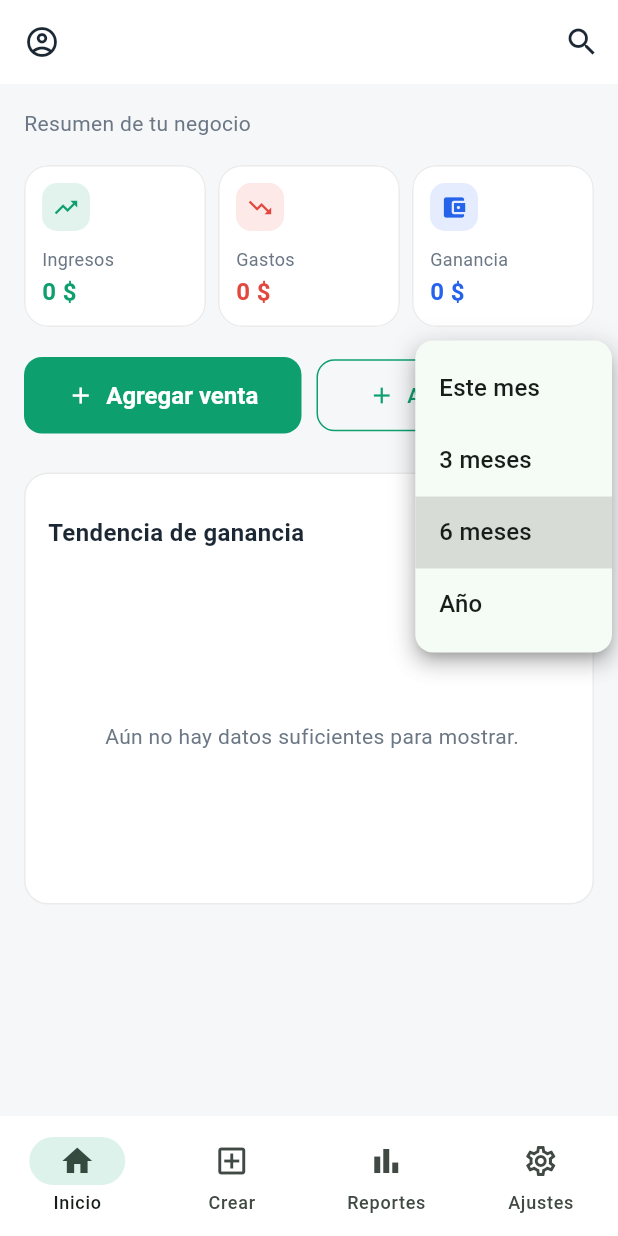
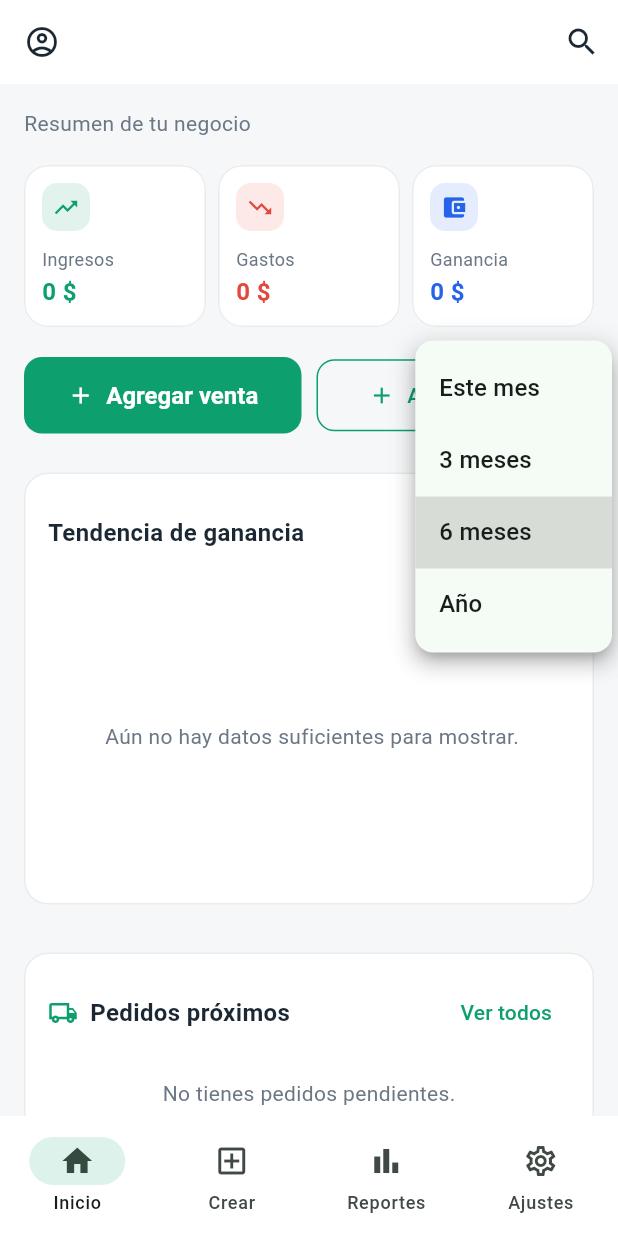
Before and after one commit to sgallon-ux/stocklet, a Flutter app: the screen it shows once a user with an empty profile is signed in, after a tap on "6 meses", on a phone screen of 412 x 824 dp. Run offline on Flutter 3.47's test engine with Material 3 defaults, Android fonts, the phone set to English and light mode, and no system bars; our stand-ins replace cloud_firestore, country_picker, firebase_auth, firebase_core, fl_chart, shared_preferences; missing offline and left inert: currency_picker; accounts and stored records are empty; generated files the repository leaves out were written again.

Commit message:
Widget de pedidos pendientes en pantalla de inicio

```diff
--- a/lib/pantallas/inicio.dart
+++ b/lib/pantallas/inicio.dart
@@ -10,6 +10,7 @@ import 'historial_gastos.dart';
 import 'ajustes.dart';
 import 'widgets/tarjeta_resumen.dart';
 import 'widgets/grafica_tendencia.dart';
+import 'widgets/widget_pedidos.dart';
 
 class PantallaInicio extends StatelessWidget {
   const PantallaInicio({super.key});
@@ -115,6 +116,8 @@ class PantallaInicio extends StatelessWidget {
               ),
               const SizedBox(height: 20),
               const GraficaTendencia(),
+              const SizedBox(height: 20),
+              const WidgetPedidos(),
             ],
           );
         },
--- /dev/null
+++ b/lib/pantallas/widgets/widget_pedidos.dart
@@ -0,0 +1,133 @@
+import 'package:flutter/material.dart';
+import 'package:provider/provider.dart';
+import '../../datos_app.dart';
+import '../../tema.dart';
+import '../pedidos.dart';
+
+class WidgetPedidos extends StatelessWidget {
+  const WidgetPedidos({super.key});
+
+  // Días entre hoy y la fecha (solo fecha, sin hora)
+  static int _diasHasta(DateTime fecha) {
+    final hoy = DateTime.now();
+    final a = DateTime(hoy.year, hoy.month, hoy.day);
+    final b = DateTime(fecha.year, fecha.month, fecha.day);
+    return b.difference(a).inDays;
+  }
+
+  @override
+  Widget build(BuildContext context) {
+    return Consumer<DatosApp>(
+      builder: (context, datos, child) {
+        final pendientes = datos.pedidos.where((p) => !p.entregado).toList()
+          ..sort((a, b) => a.fechaEntrega.compareTo(b.fechaEntrega));
+        final proximos = pendientes.take(3).toList();
+
+        return Card(
+          child: Padding(
+            padding: const EdgeInsets.all(16),
+            child: Column(
+              crossAxisAlignment: CrossAxisAlignment.start,
+              children: [
+                Row(
+                  children: [
+                    const Icon(Icons.local_shipping_outlined,
+                        size: 20, color: AppColores.verde),
+                    const SizedBox(width: 8),
+                    const Expanded(
+                      child: Text('Pedidos próximos',
+                          style: TextStyle(
+                              fontSize: 16,
+                              fontWeight: FontWeight.bold,
+                              color: AppColores.texto)),
+                    ),
+                    TextButton(
+                      onPressed: () => Navigator.push(
+                          context,
+                          MaterialPageRoute(
+                              builder: (_) => const PantallaPedidos())),
+                      child: const Text('Ver todos'),
+                    ),
+                  ],
+                ),
+                const SizedBox(height: 4),
+                if (pendientes.isEmpty)
+                  const Padding(
+                    padding: EdgeInsets.symmetric(vertical: 16),
+                    child: Center(
+                      child: Text('No tienes pedidos pendientes.',
+                          style: TextStyle(color: AppColores.textoSuave)),
+                    ),
+                  )
+                else
+                  ...proximos.map((p) {
+                    final d = _diasHasta(p.fechaEntrega);
+                    String texto;
+                    Color color;
+                    if (d < 0) {
+                      texto = 'Atrasado';
+                      color = AppColores.rojo;
+                    } else if (d == 0) {
+                      texto = 'Hoy';
+                      color = const Color(0xFFE08600);
+                    } else if (d == 1) {
+                      texto = 'Mañana';
+                      color = const Color(0xFFE08600);
+                    } else {
+                      texto = 'En $d días';
+                      color = AppColores.textoSuave;
+                    }
+
+                    return Padding(
+                      padding: const EdgeInsets.symmetric(vertical: 8),
+                      child: Row(
+                        children: [
+                          Container(
+                            height: 38,
+                            width: 38,
+                            alignment: Alignment.center,
+                            decoration: BoxDecoration(
+                              color: color.withValues(alpha: 0.12),
+                              borderRadius: BorderRadius.circular(10),
+                            ),
+                            child: Icon(Icons.inventory_2_outlined,
+                                size: 18, color: color),
+                          ),
+                          const SizedBox(width: 12),
+                          Expanded(
+                            child: Column(
+                              crossAxisAlignment: CrossAxisAlignment.start,
+                              children: [
+                                Text(p.cliente.nombre,
+                                    maxLines: 1,
+                                    overflow: TextOverflow.ellipsis,
+                                    style: const TextStyle(
+                                        fontWeight: FontWeight.w600,
+                                        color: AppColores.texto)),
+                                Text(p.descripcion,
+                                    maxLines: 1,
+                                    overflow: TextOverflow.ellipsis,
+                                    style: const TextStyle(
+                                        fontSize: 12,
+                                        color: AppColores.textoSuave)),
+                              ],
+                            ),
+                          ),
+                          const SizedBox(width: 8),
+                          Text(texto,
+                              style: TextStyle(
+                                  fontSize: 12,
+                                  fontWeight: FontWeight.bold,
+                                  color: color)),
+                        ],
+                      ),
+                    );
+                  }),
+              ],
+            ),
+          ),
+        );
+      },
+    );
+  }
+}
```
